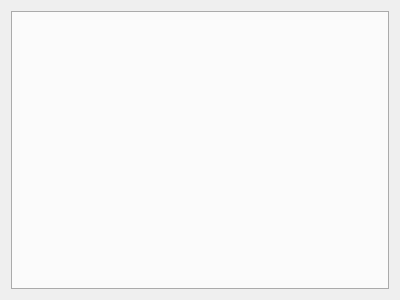
Before: the Qt Designer form ui/stickers.ui in GoCodingIcreated/VKMessenger, drawn with Qt 5.
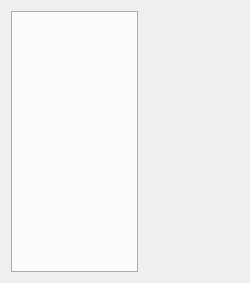
After: the same form once the commit is applied.

The edit to the form file:
```diff
--- a/ui/stickers.ui
+++ b/ui/stickers.ui
@@ -6,10 +6,22 @@
    <rect>
     <x>0</x>
     <y>0</y>
-    <width>400</width>
-    <height>300</height>
+    <width>250</width>
+    <height>283</height>
    </rect>
   </property>
+  <property name="sizePolicy">
+   <sizepolicy hsizetype="Minimum" vsizetype="Expanding">
+    <horstretch>0</horstretch>
+    <verstretch>0</verstretch>
+   </sizepolicy>
+  </property>
+  <property name="maximumSize">
+   <size>
+    <width>250</width>
+    <height>16777215</height>
+   </size>
+  </property>
   <property name="windowTitle">
    <string>Form</string>
   </property>
@@ -18,6 +30,12 @@
     <layout class="QVBoxLayout" name="verticalLayout">
      <item>
       <widget class="QTabWidget" name="tabWidget">
+       <property name="sizePolicy">
+        <sizepolicy hsizetype="Maximum" vsizetype="Expanding">
+         <horstretch>0</horstretch>
+         <verstretch>0</verstretch>
+        </sizepolicy>
+       </property>
        <property name="tabPosition">
         <enum>QTabWidget::South</enum>
        </property>
@@ -27,6 +45,12 @@
        <property name="currentIndex">
         <number>-1</number>
        </property>
+       <property name="iconSize">
+        <size>
+         <width>16</width>
+         <height>16</height>
+        </size>
+       </property>
        <property name="elideMode">
         <enum>Qt::ElideNone</enum>
        </property>
```
